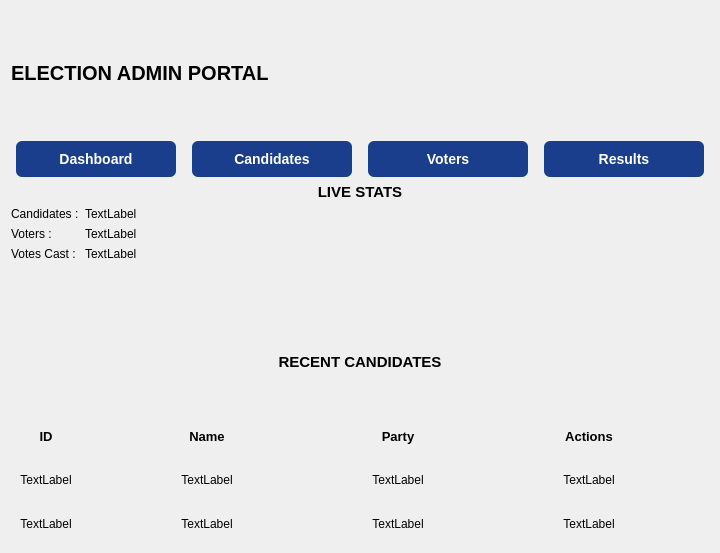
Above: Experiment/candidates_dashboard.ui from mSaadAli99/E-voting-system before the change. Below: the same form after it.
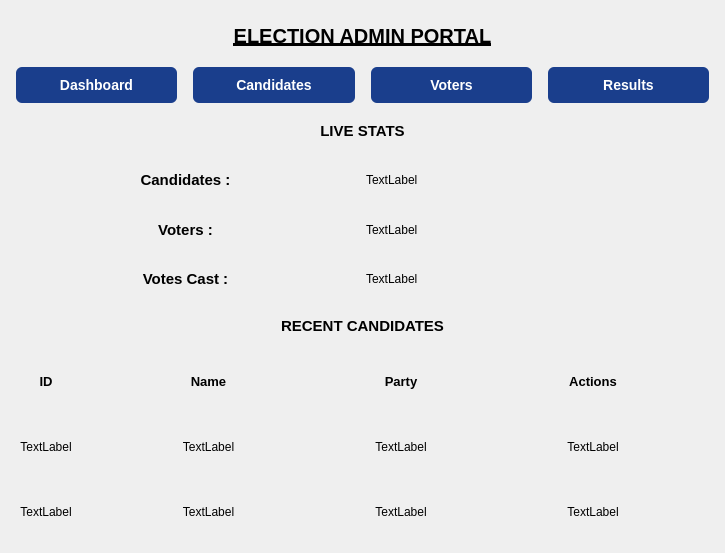
That is the form after the change.

The edit to the form file:
```diff
--- a/Experiment/candidates_dashboard.ui
+++ b/Experiment/candidates_dashboard.ui
@@ -6,7 +6,7 @@
    <rect>
     <x>0</x>
     <y>0</y>
-    <width>718</width>
+    <width>725</width>
     <height>553</height>
    </rect>
   </property>
@@ -27,19 +27,32 @@
     <layout class="QHBoxLayout" name="horizontalLayout">
      <item>
       <widget class="QLabel" name="Title">
+       <property name="maximumSize">
+        <size>
+         <width>16777215</width>
+         <height>50</height>
+        </size>
+       </property>
        <property name="font">
         <font>
          <pointsize>15</pointsize>
          <bold>true</bold>
+         <underline>true</underline>
          <strikeout>false</strikeout>
         </font>
        </property>
        <property name="styleSheet">
-        <string notr="true"/>
+        <string notr="true">color : black;</string>
        </property>
        <property name="text">
         <string>ELECTION ADMIN PORTAL</string>
        </property>
+       <property name="alignment">
+        <set>Qt::AlignmentFlag::AlignCenter</set>
+       </property>
+       <property name="indent">
+        <number>-1</number>
+       </property>
       </widget>
      </item>
     </layout>
@@ -148,79 +161,87 @@
     </layout>
    </item>
    <item>
-    <layout class="QFormLayout" name="formLayout">
-     <item row="0" column="0" colspan="2">
-      <widget class="QLabel" name="LIVE_STATS">
-       <property name="font">
-        <font>
-         <pointsize>11</pointsize>
-         <bold>true</bold>
-        </font>
-       </property>
-       <property name="styleSheet">
-        <string notr="true">color:black</string>
-       </property>
-       <property name="text">
-        <string>LIVE STATS</string>
-       </property>
-       <property name="alignment">
-        <set>Qt::AlignmentFlag::AlignCenter</set>
-       </property>
-      </widget>
-     </item>
+    <layout class="QGridLayout" name="gridLayout_2">
      <item row="1" column="0">
       <widget class="QLabel" name="candidates">
+       <property name="font">
+        <font>
+         <pointsize>11</pointsize>
+         <bold>true</bold>
+        </font>
+       </property>
        <property name="styleSheet">
         <string notr="true">color:black</string>
        </property>
        <property name="text">
         <string>Candidates :</string>
        </property>
+       <property name="alignment">
+        <set>Qt::AlignmentFlag::AlignCenter</set>
+       </property>
        <property name="margin">
         <number>5</number>
        </property>
       </widget>
      </item>
+     <item row="1" column="1">
+      <widget class="QLabel" name="label_2">
+       <property name="text">
+        <string>TextLabel</string>
+       </property>
+      </widget>
+     </item>
      <item row="2" column="0">
       <widget class="QLabel" name="vters">
+       <property name="font">
+        <font>
+         <pointsize>11</pointsize>
+         <bold>true</bold>
+        </font>
+       </property>
        <property name="styleSheet">
         <string notr="true">color:black</string>
        </property>
        <property name="text">
         <string>Voters :</string>
        </property>
+       <property name="alignment">
+        <set>Qt::AlignmentFlag::AlignCenter</set>
+       </property>
        <property name="margin">
         <number>5</number>
        </property>
       </widget>
      </item>
+     <item row="2" column="1">
+      <widget class="QLabel" name="label_3">
+       <property name="text">
+        <string>TextLabel</string>
+       </property>
+      </widget>
+     </item>
      <item row="3" column="0">
       <widget class="QLabel" name="castsvote">
+       <property name="font">
+        <font>
+         <pointsize>11</pointsize>
+         <bold>true</bold>
+        </font>
+       </property>
        <property name="styleSheet">
         <string notr="true">color:black</string>
        </property>
        <property name="text">
         <string>Votes Cast :</string>
        </property>
+       <property name="alignment">
+        <set>Qt::AlignmentFlag::AlignCenter</set>
+       </property>
        <property name="margin">
         <number>5</number>
        </property>
       </widget>
      </item>
-     <item row="1" column="1">
-      <widget class="QLabel" name="label_2">
-       <property name="text">
-        <string>TextLabel</string>
-       </property>
-      </widget>
-     </item>
-     <item row="2" column="1">
-      <widget class="QLabel" name="label_3">
-       <property name="text">
-        <string>TextLabel</string>
-       </property>
-      </widget>
-     </item>
      <item row="3" column="1">
       <widget class="QLabel" name="label_4">
        <property name="text">
@@ -228,10 +249,35 @@
        </property>
       </widget>
      </item>
+     <item row="0" column="0" colspan="2">
+      <widget class="QLabel" name="LIVE_STATS">
+       <property name="font">
+        <font>
+         <pointsize>11</pointsize>
+         <bold>true</bold>
+        </font>
+       </property>
+       <property name="styleSheet">
+        <string notr="true">color:black</string>
+       </property>
+       <property name="text">
+        <string>LIVE STATS</string>
+       </property>
+       <property name="alignment">
+        <set>Qt::AlignmentFlag::AlignCenter</set>
+       </property>
+      </widget>
+     </item>
     </layout>
    </item>
    <item>
-    <layout class="QVBoxLayout" name="verticalLayout">
+    <layout class="QHBoxLayout" name="horizontalLayout_3">
+     <property name="spacing">
+      <number>5</number>
+     </property>
+     <property name="sizeConstraint">
+      <enum>QLayout::SizeConstraint::SetMinimumSize</enum>
+     </property>
      <property name="leftMargin">
       <number>0</number>
      </property>
@@ -246,7 +292,7 @@
        <property name="maximumSize">
         <size>
          <width>16777215</width>
-         <height>100</height>
+         <height>39</height>
         </size>
        </property>
        <property name="sizeIncrement">
@@ -268,7 +314,7 @@
         </font>
        </property>
        <property name="styleSheet">
-        <string notr="true"/>
+        <string notr="true">color : black; </string>
        </property>
        <property name="text">
         <string>RECENT CANDIDATES</string>
```
